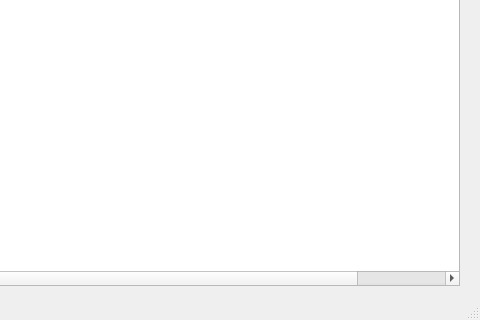
Before: the Qt Designer form mainwindow.ui in lc641777437/simcom_manager, drawn with Qt 5; both pictures show x 380 to 860 and y 182 to 502 of the 860 by 502 pixel window.
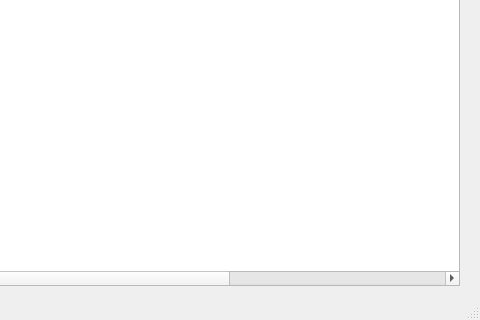
After: the same form once the commit is applied.

Commit message: 管理工具 添加voltage和gsm

```diff
--- a/mainwindow.ui
+++ b/mainwindow.ui
@@ -83,6 +83,16 @@
       <string>course</string>
      </property>
     </column>
+    <column>
+     <property name="text">
+      <string>voltage</string>
+     </property>
+    </column>
+    <column>
+     <property name="text">
+      <string>gsm</string>
+     </property>
+    </column>
    </widget>
    <widget class="QPushButton" name="pushButton_Connect">
     <property name="geometry">
```
The commit also changes 3 other files.
